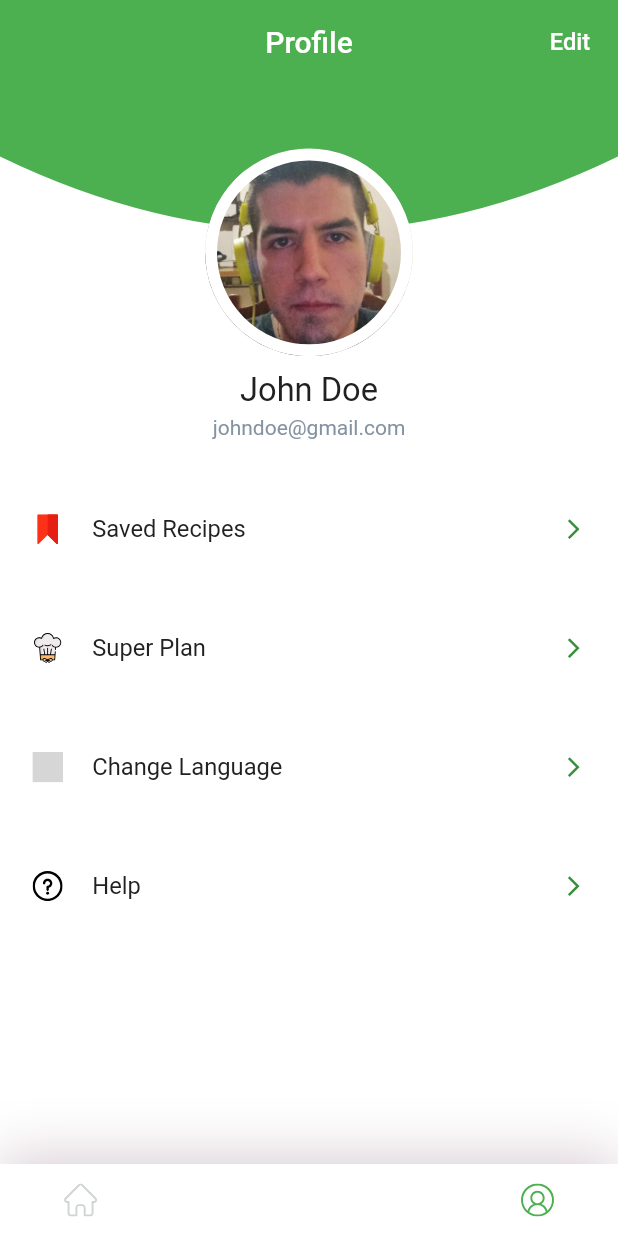
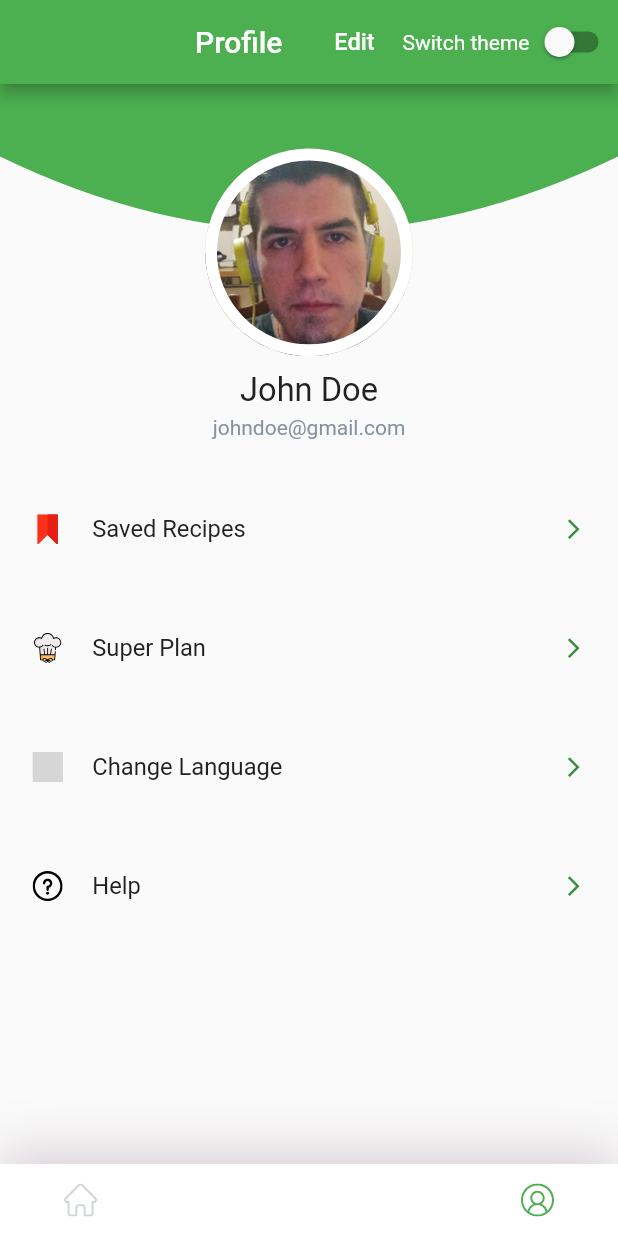
Before and after one commit to juncos22/YummyFood, a Flutter app: the screen it shows after launch, after a tap on an icon or button, on a phone screen of 412 x 824 dp. Run offline on Flutter 3.47's test engine with Material 2 defaults, Android fonts, the phone set to English and light mode, and no system bars; our stand-ins replace cloud_firestore, firebase_core, firebase_storage, flutter_svg, image_picker, shared_preferences; accounts and stored records are empty; network calls fail; grey boxes are pictures that could not be loaded.

Commit message:
Added the theme change funcionality

```diff
--- a/lib/components/my_bottom_nav_bar.dart
+++ b/lib/components/my_bottom_nav_bar.dart
@@ -3,6 +3,7 @@ import 'package:flutter_svg/flutter_svg.dart';
 import 'package:provider/provider.dart';
 import 'package:recipe_app/constants.dart';
 import 'package:recipe_app/providers/nav_items.dart';
+import 'package:recipe_app/providers/theme_provider.dart';
 import 'package:recipe_app/size_config.dart';
 
 class MyBottomNavBar extends StatelessWidget {
@@ -17,7 +18,8 @@ class MyBottomNavBar extends StatelessWidget {
       builder: (context, navItems, child) => Container(
         padding: EdgeInsets.symmetric(horizontal: defaultSize * 3),
         decoration: BoxDecoration(
-          color: Colors.white,
+          color:
+              !Provider.of<ThemeProvider>(context).isDark ? Colors.white : null,
           boxShadow: [
             BoxShadow(
               offset: Offset(0, -7),
@@ -36,13 +38,13 @@ class MyBottomNavBar extends StatelessWidget {
                 press: () {
                   navItems.changeNavIndex(index: index);
                   if (navItems.items[index].destinationChecker()) {
-                    Navigator.push(
-                      context,
-                      MaterialPageRoute(
-                        builder: (context) =>
-                            navItems.items[index].destination!,
-                      ),
-                    );
+                    Navigator.pushAndRemoveUntil(
+                        context,
+                        MaterialPageRoute(
+                          builder: (context) =>
+                              navItems.items[index].destination!,
+                        ),
+                        (route) => false);
                   }
                 },
                 isActive: navItems.selectedIndex == index,
--- a/lib/main.dart
+++ b/lib/main.dart
@@ -2,6 +2,7 @@ import 'package:firebase_core/firebase_core.dart';
 import 'package:flutter/material.dart';
 import 'package:provider/provider.dart';
 import 'package:recipe_app/providers/recipe_provider.dart';
+import 'package:recipe_app/providers/theme_provider.dart';
 import 'package:recipe_app/screens/home/home_screen.dart';
 import 'package:recipe_app/services/recipe_service.dart';
 
@@ -15,24 +16,26 @@ void main() async {
 }
 
 class MyApp extends StatelessWidget {
-  // This widget is the root of your application.
   @override
   Widget build(BuildContext context) {
     return MultiProvider(
       providers: [
         ChangeNotifierProvider<NavItems>(create: (_) => NavItems()),
         ChangeNotifierProvider<RecipeProvider>(
-            create: (_) => RecipeProvider(RecipeService()))
+            create: (_) => RecipeProvider(RecipeService())),
+        ChangeNotifierProvider<ThemeProvider>(
+          create: (_) => ThemeProvider(),
+        )
       ],
-      child: MaterialApp(
-        title: 'YummyFood',
-        debugShowCheckedModeBanner: false,
-        theme: ThemeData(
-          scaffoldBackgroundColor: Colors.white,
-          // backgroundColor: Colors.white,
-          appBarTheme: AppBarTheme(color: Colors.white, elevation: 0),
-        ),
-        home: HomeScreen(),
+      child: Consumer<ThemeProvider>(
+        builder: (context, provider, child) {
+          return MaterialApp(
+            title: 'YummyFood',
+            debugShowCheckedModeBanner: false,
+            theme: provider.themeData,
+            home: HomeScreen(),
+          );
+        },
       ),
     );
   }
--- /dev/null
+++ b/lib/providers/theme_provider.dart
@@ -0,0 +1,39 @@
+import 'package:flutter/foundation.dart';
+import 'package:flutter/material.dart';
+import 'package:shared_preferences/shared_preferences.dart';
+
+class ThemeProvider extends ChangeNotifier {
+  SharedPreferences? _prefs;
+  bool _isDark = false;
+
+  ThemeProvider() {
+    this._loadFromPrefs();
+  }
+
+  void changeTheme() {
+    this._isDark = !this._isDark;
+    notifyListeners();
+    this._saveToPrefs();
+  }
+
+  bool get isDark => this._isDark;
+  ThemeData? get themeData =>
+      this._isDark ? ThemeData.dark() : ThemeData.light();
+
+  _loadFromPrefs() async {
+    await _initPrefs();
+    this._isDark = _prefs?.getBool('isDarkTheme') ?? false;
+    notifyListeners();
+  }
+
+  _saveToPrefs() async {
+    await _initPrefs();
+    _prefs?.setBool('isDarkTheme', this._isDark);
+  }
+
+  _initPrefs() async {
+    if (_prefs == null) {
+      _prefs = await SharedPreferences.getInstance();
+    }
+  }
+}
--- a/lib/screens/home/home_screen.dart
+++ b/lib/screens/home/home_screen.dart
@@ -1,6 +1,8 @@
 import 'package:flutter/material.dart';
+import 'package:provider/provider.dart';
 import 'package:recipe_app/components/my_bottom_nav_bar.dart';
 import 'package:recipe_app/constants.dart';
+import 'package:recipe_app/providers/theme_provider.dart';
 import 'package:recipe_app/screens/home/components/body.dart';
 import 'package:recipe_app/screens/new_recipe/new_recipe_screen.dart';
 import 'package:recipe_app/size_config.dart';
@@ -12,7 +14,7 @@ class HomeScreen extends StatelessWidget {
   Widget build(BuildContext context) {
     SizeConfig().init(context);
     return Scaffold(
-      appBar: buildAppBar(),
+      appBar: buildAppBar(context),
       body: Body(),
       floatingActionButton: FloatingActionButton(
         onPressed: () {
@@ -31,9 +33,13 @@ class HomeScreen extends StatelessWidget {
     );
   }
 
-  AppBar buildAppBar() {
+  AppBar buildAppBar(BuildContext context) {
     return AppBar(
       centerTitle: true,
+      backgroundColor: Provider.of<ThemeProvider>(context).isDark
+          ? kPrimaryColor
+          : Colors.white,
+      elevation: 0,
       title: Text(
         'Yummy Food',
         textAlign: TextAlign.center,
--- a/lib/screens/new_recipe/components/recipe_form.dart
+++ b/lib/screens/new_recipe/components/recipe_form.dart
@@ -6,6 +6,7 @@ import 'package:provider/provider.dart';
 import 'package:recipe_app/constants.dart';
 import 'package:recipe_app/models/recipe.dart';
 import 'package:recipe_app/providers/recipe_provider.dart';
+import 'package:recipe_app/providers/theme_provider.dart';
 import 'package:recipe_app/size_config.dart';
 
 class RecipeForm extends StatefulWidget {
@@ -74,7 +75,9 @@ class _RecipeFormState extends State<RecipeForm> {
               child: Text(
                 'Select Recipe Photo',
                 style: TextStyle(
-                  color: kTextColor,
+                  color: !Provider.of<ThemeProvider>(context).isDark
+                      ? kTextColor
+                      : kPrimaryColor,
                 ),
               ),
             ),
--- a/lib/screens/profile/components/info.dart
+++ b/lib/screens/profile/components/info.dart
@@ -1,5 +1,7 @@
 import 'package:flutter/material.dart';
+import 'package:provider/provider.dart';
 import 'package:recipe_app/constants.dart';
+import 'package:recipe_app/providers/theme_provider.dart';
 import 'package:recipe_app/size_config.dart';
 
 class Info extends StatelessWidget {
@@ -46,7 +48,9 @@ class Info extends StatelessWidget {
                   name,
                   style: TextStyle(
                     fontSize: defaultSize * 2.2,
-                    color: kTextColor,
+                    color: Provider.of<ThemeProvider>(context).isDark
+                        ? kPrimaryColor
+                        : kTextColor,
                   ),
                 ),
                 SizedBox(
--- a/lib/screens/profile/components/profile_menu_item.dart
+++ b/lib/screens/profile/components/profile_menu_item.dart
@@ -1,6 +1,8 @@
 import 'package:flutter/material.dart';
 import 'package:flutter_svg/svg.dart';
+import 'package:provider/provider.dart';
 import 'package:recipe_app/constants.dart';
+import 'package:recipe_app/providers/theme_provider.dart';
 import 'package:recipe_app/size_config.dart';
 
 class ProfileMenuItem extends StatelessWidget {
@@ -38,7 +40,9 @@ class ProfileMenuItem extends StatelessWidget {
                 title,
                 style: TextStyle(
                   fontSize: defaultSize * 1.6,
-                  color: kTextColor,
+                  color: Provider.of<ThemeProvider>(context).isDark
+                      ? kPrimaryColor
+                      : kTextColor,
                 ),
               ),
               Spacer(),
--- a/lib/screens/profile/profile_screen.dart
+++ b/lib/screens/profile/profile_screen.dart
@@ -1,12 +1,19 @@
 import 'package:flutter/material.dart';
+import 'package:provider/provider.dart';
 import 'package:recipe_app/components/my_bottom_nav_bar.dart';
 import 'package:recipe_app/constants.dart';
+import 'package:recipe_app/providers/theme_provider.dart';
 import 'package:recipe_app/screens/profile/components/body.dart';
 import 'package:recipe_app/size_config.dart';
 
-class ProfileScreen extends StatelessWidget {
+class ProfileScreen extends StatefulWidget {
   const ProfileScreen({Key? key}) : super(key: key);
 
+  @override
+  _ProfileScreenState createState() => _ProfileScreenState();
+}
+
+class _ProfileScreenState extends State<ProfileScreen> {
   @override
   Widget build(BuildContext context) {
     SizeConfig().init(context);
@@ -25,7 +32,7 @@ class ProfileScreen extends StatelessWidget {
       title: Text('Profile'),
       actions: [
         TextButton(
-          onPressed: null,
+          onPressed: () {},
           child: Text(
             'Edit',
             style: TextStyle(
@@ -34,6 +41,21 @@ class ProfileScreen extends StatelessWidget {
             ),
           ),
         ),
+        Row(
+          children: [
+            Text('Switch theme'),
+            Consumer<ThemeProvider>(
+              builder: (context, provider, child) {
+                return Switch(
+                  value: provider.isDark,
+                  onChanged: (value) {
+                    provider.changeTheme();
+                  },
+                );
+              },
+            )
+          ],
+        )
       ],
     );
   }
--- a/lib/screens/recipe_list/components/body.dart
+++ /dev/null
@@ -1,32 +0,0 @@
-import 'package:flutter/material.dart';
-import 'package:provider/provider.dart';
-import 'package:recipe_app/providers/recipe_provider.dart';
-import 'package:recipe_app/screens/recipe_list/components/recipe_item.dart';
-import 'package:recipe_app/size_config.dart';
-
-class Body extends StatefulWidget {
-  const Body({Key? key}) : super(key: key);
-
-  @override
-  _BodyState createState() => _BodyState();
-}
-
-class _BodyState extends State<Body> {
-  @override
-  Widget build(BuildContext context) {
-    SizeConfig().init(context);
-    return Consumer<RecipeProvider>(
-      builder: (context, provider, child) {
-        return ListView.builder(
-          itemCount: provider.recipeList.length,
-          padding: EdgeInsets.all(10.0),
-          itemBuilder: (context, index) {
-            return RecipeItem(
-                recipeAvatar: provider.recipeList[index].photo!,
-                recipeName: provider.recipeList[index].name!);
-          },
-        );
-      },
-    );
-  }
-}
--- a/pubspec.yaml
+++ b/pubspec.yaml
@@ -30,6 +30,7 @@ dependencies:
   cloud_firestore:
   firebase_storage:
   flutter_launcher_icons: ^0.9.1
+  shared_preferences:
 
   # The following adds the Cupertino Icons font to your application.
   # Use with the CupertinoIcons class for iOS style icons.
```
Also changed, not shown: lib/screens/recipe_list/components/recipe_item.dart (deleted, +0 -19 lines), lib/screens/recipe_list/recipe_list_screen.dart (deleted, +0 -48 lines), pubspec.lock.
